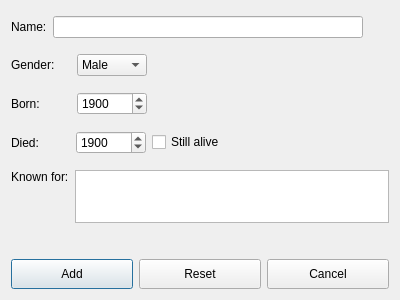
orriaxels/Hopur42, file ui/adddialog.ui: the form before one commit.
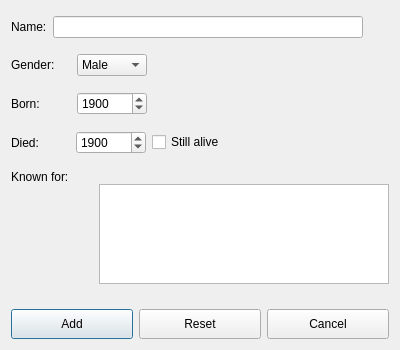
The form after the commit.

Diff of the .ui file:
```diff
--- a/ui/adddialog.ui
+++ b/ui/adddialog.ui
@@ -7,7 +7,7 @@
     <x>0</x>
     <y>0</y>
     <width>400</width>
-    <height>300</height>
+    <height>350</height>
    </rect>
   </property>
   <property name="sizePolicy">
@@ -19,13 +19,13 @@
   <property name="minimumSize">
    <size>
     <width>400</width>
-    <height>300</height>
+    <height>350</height>
    </size>
   </property>
   <property name="maximumSize">
    <size>
     <width>400</width>
-    <height>300</height>
+    <height>350</height>
    </size>
   </property>
   <property name="windowTitle">
@@ -243,7 +243,7 @@
       <number>5</number>
      </property>
      <property name="bottomMargin">
-      <number>30</number>
+      <number>5</number>
      </property>
      <item row="0" column="0">
       <layout class="QVBoxLayout" name="verticalLayout" stretch="1">
@@ -271,7 +271,20 @@
      <item row="0" column="1">
       <layout class="QVBoxLayout" name="verticalLayout_2" stretch="1">
        <item>
-        <widget class="QPlainTextEdit" name="knownForText"/>
+        <widget class="QPlainTextEdit" name="knownForText">
+         <property name="minimumSize">
+          <size>
+           <width>290</width>
+           <height>100</height>
+          </size>
+         </property>
+         <property name="maximumSize">
+          <size>
+           <width>290</width>
+           <height>100</height>
+          </size>
+         </property>
+        </widget>
        </item>
       </layout>
      </item>
```
Left out of the diff: 22 changed lines with no effect on the pictures.
